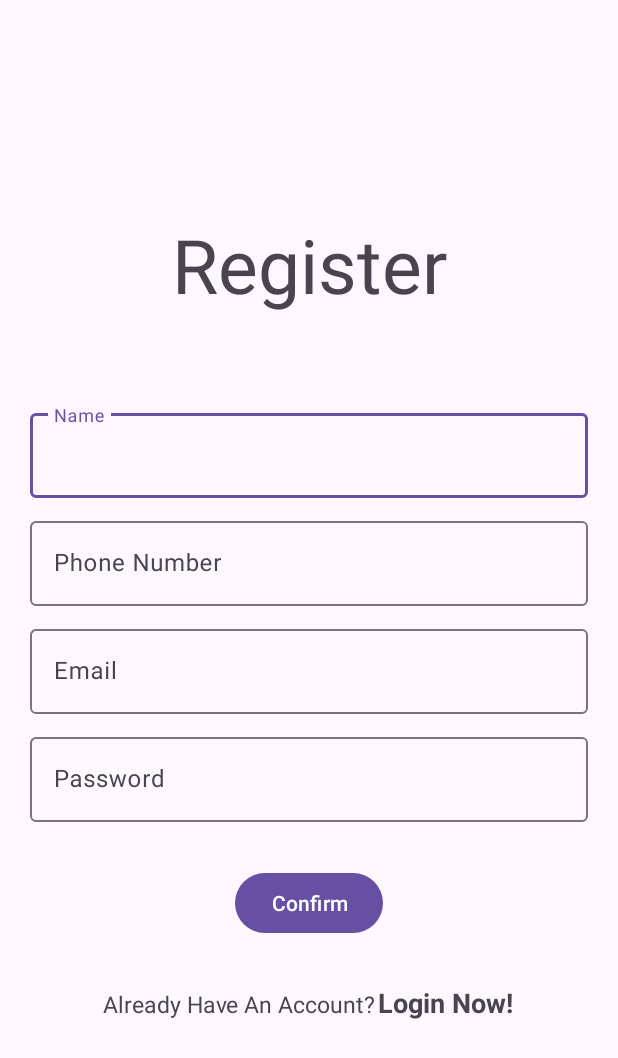
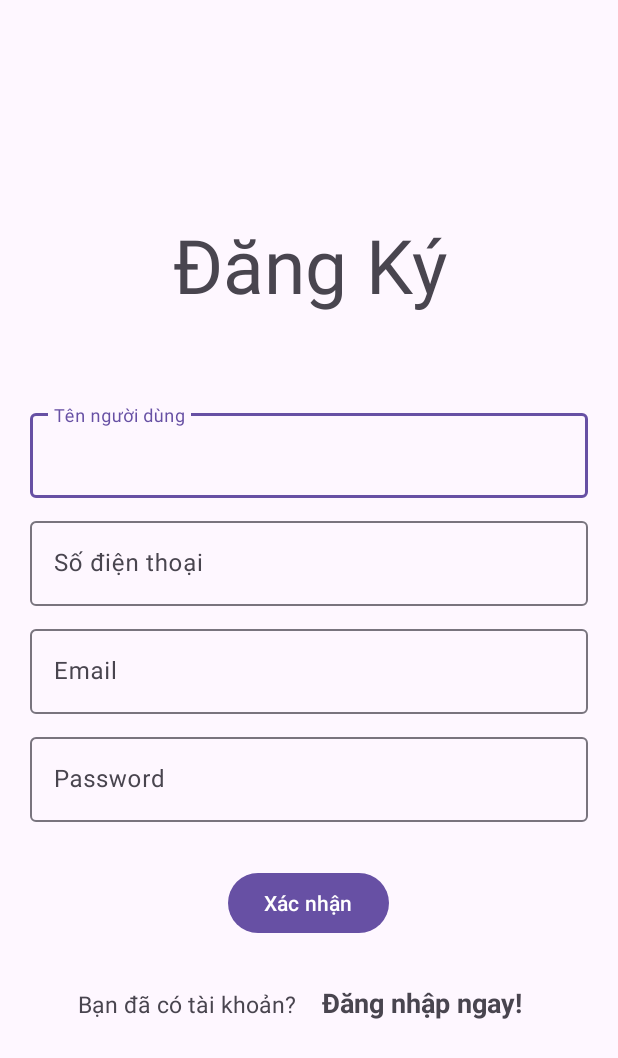
Before and after one commit to hiephid/MusicPlayer, an Android app: the RegisterActivity screen opened directly, with no data from a screen before it, on a phone screen of 412 x 824 dp. Shown: the top 1058 px of the screen. Run offline under Robolectric (Android 15) with nearby library versions, the phone set to English and light mode, and no system bars; our stand-ins replace Firebase (no records; nobody signed in at launch, a user with empty details on screens opened directly); 1 statement that could not run was skipped.

Commit message:
cập nhật lại 1 chút về giao diện

```diff
--- a/app/src/main/res/layout/activity_register.xml
+++ b/app/src/main/res/layout/activity_register.xml
@@ -91,14 +91,14 @@
         android:layout_height="wrap_content" />
 
     <LinearLayout
-        android:layout_width="274dp"
+        android:layout_width="308dp"
         android:layout_height="wrap_content"
         android:layout_gravity="center"
         android:layout_marginTop="10dp"
         android:orientation="horizontal">
 
         <TextView
-            android:layout_width="wrap_content"
+            android:layout_width="149dp"
             android:layout_height="wrap_content"
             android:text="@string/already_have_an_account"
             android:textSize="15sp" />
--- a/app/src/main/res/values/strings.xml
+++ b/app/src/main/res/values/strings.xml
@@ -1,17 +1,16 @@
 <resources>
     <string name="app_name">MusicPlayer</string>
-    <string name="confirm">Confirm</string>
-    <string name="register_now">Register Now</string>
-    <string name="login">Login</string>
+    <string name="confirm">Xác nhận</string>
+    <string name="register_now">Đăng ký?</string>
+    <string name="login">Đăng Nhập</string>
     <string name="password">Password</string>
     <string name="email">Email</string>
-    <string name="register">Register</string>
-    <string name="name">Name</string>
-    <string name="phone_number">Phone Number</string>
-    <string name="don_t_have_an_account">Don\'t Have An Account?</string>
-    <string name="already_have_an_account">Already Have An Account?</string>
-    <string name="login_now">Login Now!</string>
-    <string name="confirm_password">Confirm Password</string>
+    <string name="register">Đăng Ký</string>
+    <string name="name">Tên người dùng</string>
+    <string name="phone_number">Số điện thoại</string>
+    <string name="don_t_have_an_account">Bạn không có tài khoản?</string>
+    <string name="already_have_an_account">Bạn đã có tài khoản?</string>
+    <string name="login_now">Đăng nhập ngay!</string>
     <string name="open">Open Navigtaion Drawer</string>
     <string name="close">Close Navigtaion Drawer</string>
 </resources>
```
Also changed, not shown: app/src/main/res/layout/activity_login.xml (+4 -3 lines), app/src/main/res/layout/activity_music_player.xml (+4 -4 lines).
